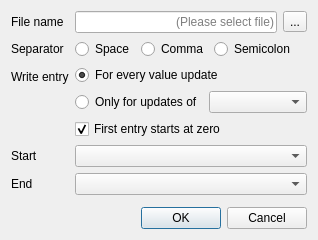
First picture: the form in modules/sensorSystem/projects/SensorSystemGui/src/ExportSensorTraceDialog.ui, repository OFFIS-Automation/Framework, before the edit.
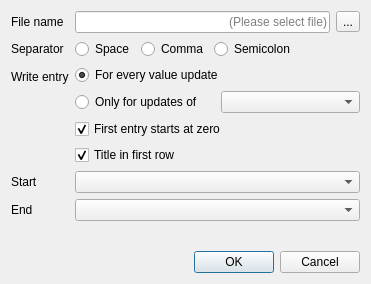
Second picture: the form after the edit.

Commit message: refactored sensor system to have a better gui

```diff
--- a/modules/sensorSystem/projects/SensorSystemGui/src/ExportSensorTraceDialog.ui
+++ b/modules/sensorSystem/projects/SensorSystemGui/src/ExportSensorTraceDialog.ui
@@ -6,8 +6,8 @@
    <rect>
     <x>0</x>
     <y>0</y>
-    <width>318</width>
-    <height>240</height>
+    <width>371</width>
+    <height>284</height>
    </rect>
   </property>
   <property name="windowTitle">
@@ -150,26 +150,36 @@
        </property>
       </widget>
      </item>
-     <item row="4" column="0">
+     <item row="5" column="0">
       <widget class="QLabel" name="startLabel">
        <property name="text">
         <string>Start</string>
        </property>
       </widget>
      </item>
-     <item row="4" column="1">
+     <item row="5" column="1">
       <widget class="QComboBox" name="startMarker"/>
      </item>
-     <item row="5" column="0">
+     <item row="6" column="0">
       <widget class="QLabel" name="endLabel">
        <property name="text">
         <string>End</string>
        </property>
       </widget>
      </item>
-     <item row="5" column="1">
+     <item row="6" column="1">
       <widget class="QComboBox" name="endMarker"/>
      </item>
+     <item row="4" column="1">
+      <widget class="QCheckBox" name="titlesInFirstRow">
+       <property name="text">
+        <string>Title in first row</string>
+       </property>
+       <property name="checked">
+        <bool>true</bool>
+       </property>
+      </widget>
+     </item>
     </layout>
    </item>
    <item>
```
The commit also changes 15 other files.
